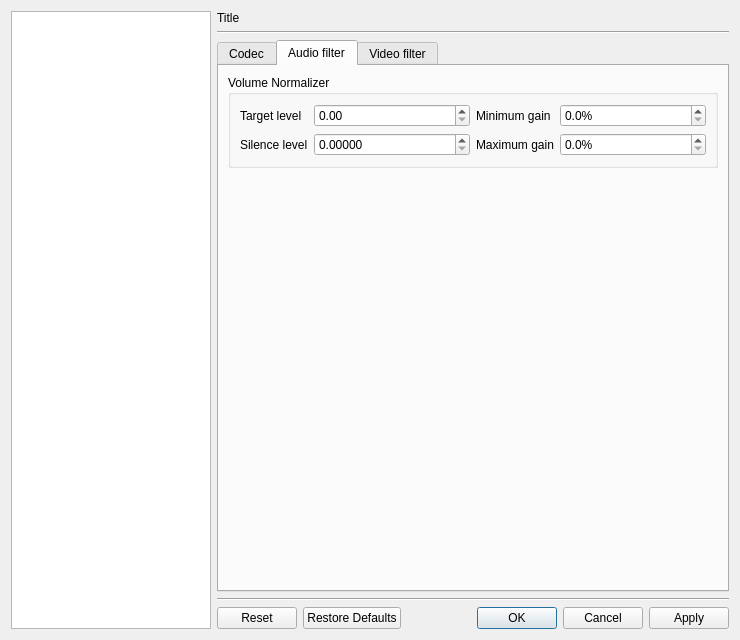
This is src/cmplayer/ui/prefdialog.ui in bylee20/bomi as Qt 5 draws it before an edit. The edited form follows.
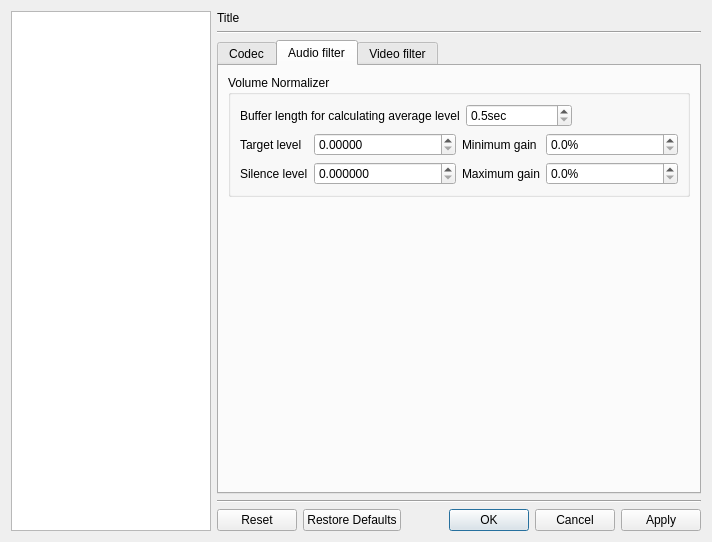
This is the edited form. The open tabs and pages were chosen to show the change. Icons and pictures are not drawn. Custom widgets are drawn as their Qt base class.

Commit message: * Fix: smooth amplification by volume normalization * Add: buffer length option for volume normalzer * Mod: default options for volume normalizer are changed

```diff
--- a/src/cmplayer/ui/prefdialog.ui
+++ b/src/cmplayer/ui/prefdialog.ui
@@ -6,8 +6,8 @@
    <rect>
     <x>0</x>
     <y>0</y>
-    <width>740</width>
-    <height>640</height>
+    <width>712</width>
+    <height>542</height>
    </rect>
   </property>
   <property name="windowTitle">
@@ -448,8 +448,60 @@
                <property name="title">
                 <string>Volume Normalizer</string>
                </property>
-               <layout class="QHBoxLayout" name="horizontalLayout_12">
-                <item>
+               <layout class="QGridLayout" name="gridLayout_3">
+                <item row="0" column="0" colspan="2">
+                 <layout class="QHBoxLayout" name="horizontalLayout_12">
+                  <item>
+                   <widget class="QLabel" name="label_42">
+                    <property name="text">
+                     <string>Buffer length for calculating average level</string>
+                    </property>
+                   </widget>
+                  </item>
+                  <item>
+                   <widget class="QDoubleSpinBox" name="normalizer_length">
+                    <property name="sizePolicy">
+                     <sizepolicy hsizetype="Expanding" vsizetype="Fixed">
+                      <horstretch>0</horstretch>
+                      <verstretch>0</verstretch>
+                     </sizepolicy>
+                    </property>
+                    <property name="accelerated">
+                     <bool>true</bool>
+                    </property>
+                    <property name="suffix">
+                     <string>sec</string>
+                    </property>
+                    <property name="decimals">
+                     <number>1</number>
+                    </property>
+                    <property name="minimum">
+                     <double>0.500000000000000</double>
+                    </property>
+                    <property name="maximum">
+                     <double>30.000000000000000</double>
+                    </property>
+                    <property name="singleStep">
+                     <double>0.500000000000000</double>
+                    </property>
+                   </widget>
+                  </item>
+                  <item>
+                   <spacer name="horizontalSpacer_17">
+                    <property name="orientation">
+                     <enum>Qt::Horizontal</enum>
+                    </property>
+                    <property name="sizeHint" stdset="0">
+                     <size>
+                      <width>40</width>
+                      <height>20</height>
+                     </size>
+                    </property>
+                   </spacer>
+                  </item>
+                 </layout>
+                </item>
+                <item row="1" column="0">
                  <layout class="QFormLayout" name="formLayout_13">
                   <property name="fieldGrowthPolicy">
                    <enum>QFormLayout::ExpandingFieldsGrow</enum>
@@ -472,6 +524,9 @@
                     <property name="accelerated">
                      <bool>true</bool>
                     </property>
+                    <property name="decimals">
+                     <number>5</number>
+                    </property>
                     <property name="maximum">
                      <double>1.000000000000000</double>
                     </property>
@@ -499,7 +554,7 @@
                      <bool>true</bool>
                     </property>
                     <property name="decimals">
-                     <number>5</number>
+                     <number>6</number>
                     </property>
                     <property name="maximum">
                      <double>0.100000000000000</double>
@@ -511,7 +566,7 @@
                   </item>
                  </layout>
                 </item>
-                <item>
+                <item row="1" column="1">
                  <layout class="QFormLayout" name="formLayout_14">
                   <item row="0" column="0">
                    <widget class="QLabel" name="label_28">
```
Left out of the diff: 6 changed lines with no effect on the pictures. The commit also changes 8 other files.
